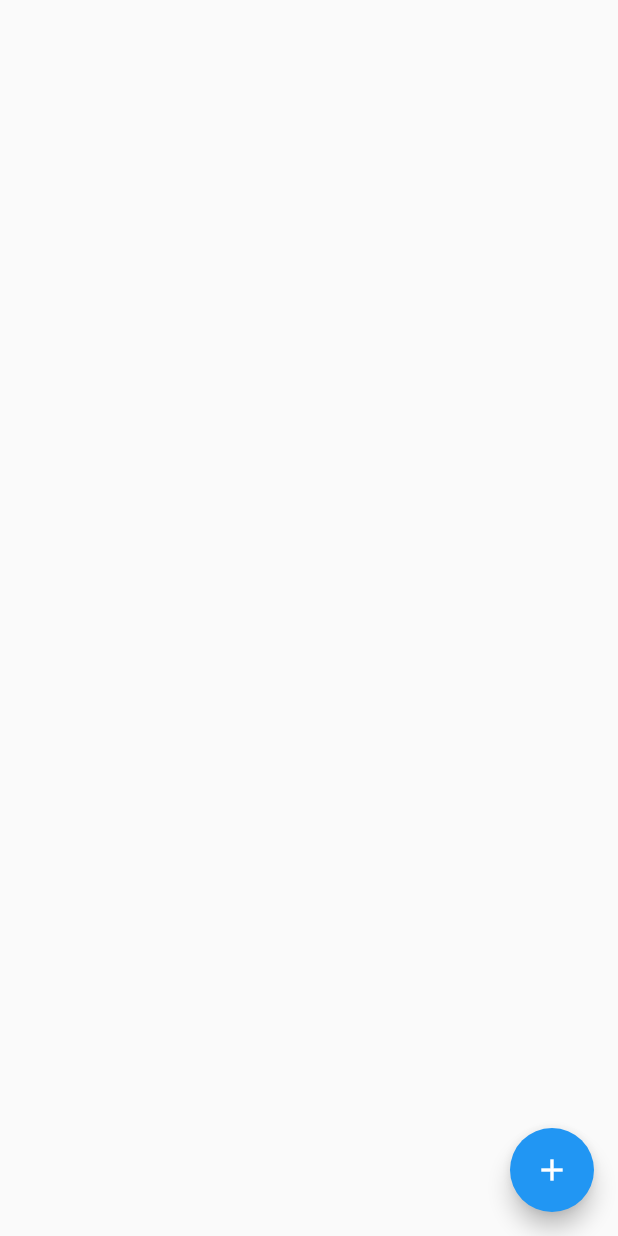
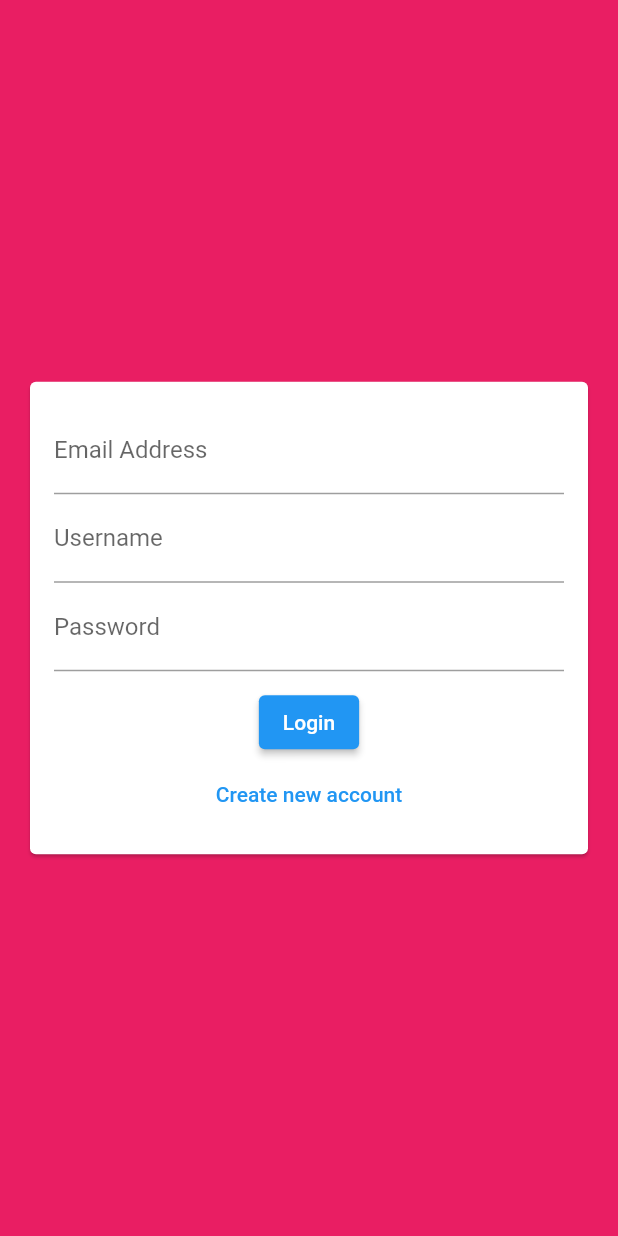
Before and after one commit to huseyintemel/flutter-chat-app, a Flutter app: the screen it shows after launch, on a phone screen of 412 x 824 dp. Run offline on Flutter 3.47's test engine with Material 2 defaults, Android fonts, the phone set to English and light mode, and no system bars; our stand-ins replace cloud_firestore, firebase_core; accounts and stored records are empty.

Commit message:
Created auth screen

```diff
--- a/lib/main.dart
+++ b/lib/main.dart
@@ -1,5 +1,6 @@
 import 'package:firebase_core/firebase_core.dart';
 import 'package:flutter/material.dart';
+import 'package:flutter_chat_app/screens/auth_screen.dart';
 import 'package:flutter_chat_app/screens/chat_screen.dart';
 
 void main() async{
@@ -17,9 +18,11 @@ class MyApp extends StatelessWidget {
     return MaterialApp(
       title: 'Chat App',
       theme: ThemeData(
-        primarySwatch: Colors.blue,
+        primarySwatch: Colors.pink,
+        backgroundColor: Colors.pink,
+        colorScheme: Theme.of(context).colorScheme.copyWith(secondary: Colors.deepPurple),
       ),
-      home: ChatScreen(),
+      home: AuthScreen(),
     );
   }
 }
--- a/lib/screens/auth_screen.dart
+++ b/lib/screens/auth_screen.dart
@@ -0,0 +1,17 @@
+import 'package:flutter/material.dart';
+import 'package:flutter_chat_app/widgets/auth/auth_form.dart';
+
+class AuthScreen extends StatefulWidget {
+  @override
+  _AuthScreenState createState() => _AuthScreenState();
+}
+
+class _AuthScreenState extends State<AuthScreen> {
+  @override
+  Widget build(BuildContext context) {
+    return Scaffold(
+      backgroundColor: Theme.of(context).primaryColor,
+      body: AuthForm()
+    );
+  }
+}
--- /dev/null
+++ b/lib/widgets/auth/auth_form.dart
@@ -0,0 +1,42 @@
+import 'package:flutter/material.dart';
+
+class AuthForm extends StatefulWidget {
+  @override
+  _AuthFormState createState() => _AuthFormState();
+}
+
+class _AuthFormState extends State<AuthForm> {
+  @override
+  Widget build(BuildContext context) {
+    return Center(
+      child: Card(
+        margin: const EdgeInsets.all(20),
+        child: SingleChildScrollView(
+          child: Padding(
+            padding: const EdgeInsets.all(16),
+            child: Form(
+              child: Column(
+                mainAxisSize: MainAxisSize.min,
+                children: [
+                  TextFormField(
+                    keyboardType: TextInputType.emailAddress,
+                    decoration: const InputDecoration(labelText: 'Email Address',),
+                  ),
+                  TextFormField(
+                    decoration: const InputDecoration(labelText: 'Username'),
+                  ),
+                  TextFormField(
+                    decoration: const InputDecoration(labelText: 'Password'),
+                    obscureText: true,
+                  ),
+                  const SizedBox(height: 10,),
+                  ElevatedButton(child:const Text('Login'),onPressed:(){},),
+                  TextButton(child: const Text('Create new account'),onPressed: (){},),
+                ],
+            )),
+          ),
+        ),
+      ),
+    );
+  }
+}
```
